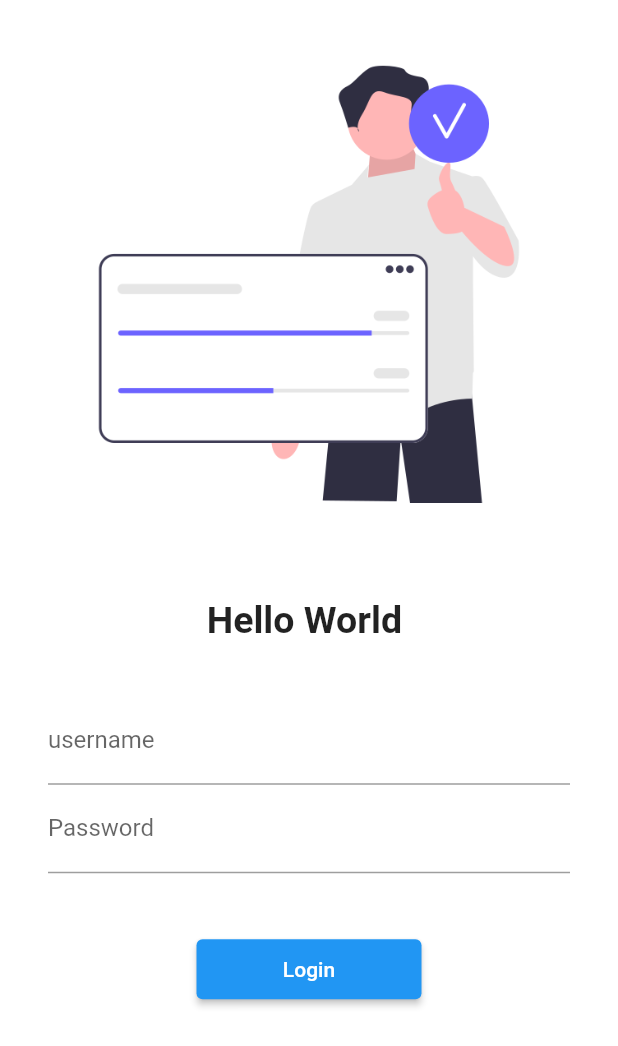
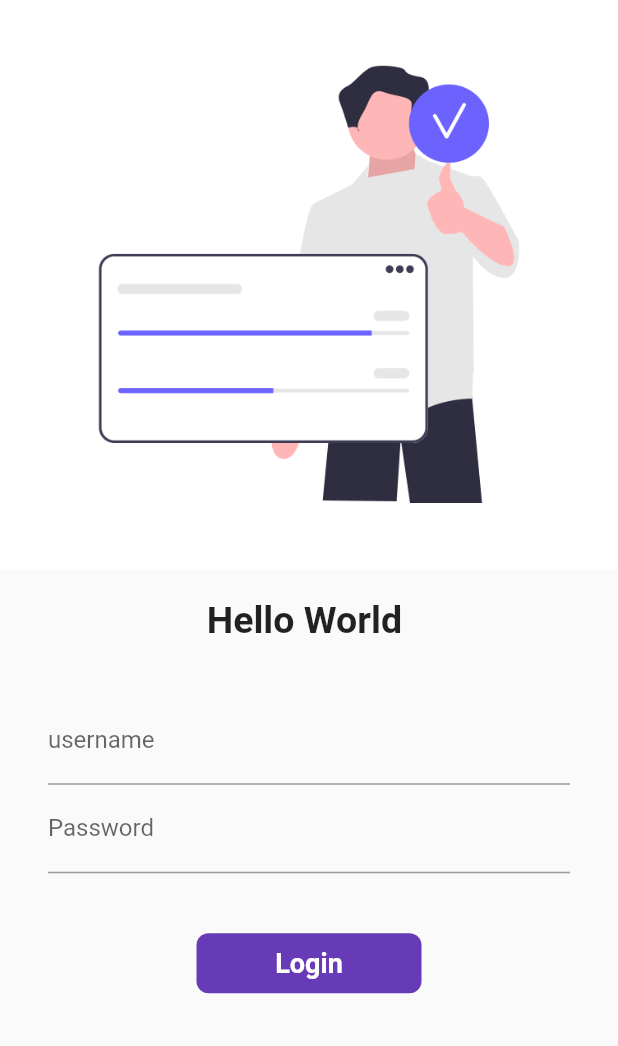
Before and after one commit to nikeshdeula/flutter, a Flutter app: the screen it shows after launch, on a phone screen of 412 x 824 dp. Shown: the top 1046 px of the screen. Run offline on Flutter 3.47's test engine with Material 2 defaults, Android fonts, the phone set to English and light mode, and no system bars.

```diff
--- a/lib/pages/login_page.dart
+++ b/lib/pages/login_page.dart
@@ -12,12 +12,31 @@ class LoginPage extends StatefulWidget {
 
 class _LoginPageState extends State<LoginPage> {
   String name = "";
+  bool changeButton = false;
+
+  final _formkey = GlobalKey<FormState>();
+
+  moveToHome(BuildContext context) async {
+    if (_formkey.currentState!.validate()) {
+      setState(() {
+        changeButton = true;
+      });
+
+      await Future.delayed(Duration(seconds: 1));
+      await Navigator.push(
+          context, MaterialPageRoute(builder: (context) => HomePage()));
+      setState(() {
+        changeButton = false;
+      });
+    }
+  }
 
   @override
   Widget build(BuildContext context) {
-    return Material(
-        color: Colors.white,
-        child: SingleChildScrollView(
+    return Scaffold(
+        body: SingleChildScrollView(
+            child: Form(
+      key: _formkey,
       child: Column(
         children: [
           Image.asset(
@@ -47,6 +66,12 @@ class _LoginPageState extends State<LoginPage> {
                     hintText: "Enter Username",
                     labelText: "username",
                   ),
+                  validator: (value) {
+                    if (value!.isEmpty) {
+                      return "Username cannot be empty";
+                    }
+                    return null;
+                  },
                   onChanged: (value) {
                     name = value;
                     setState(() {});
@@ -58,22 +83,57 @@ class _LoginPageState extends State<LoginPage> {
                     hintText: "Enter Password",
                     labelText: "Password",
                   )),
+                  validator: (value) {
+                    if (value!.isEmpty) {
+                      return "Username cannot be empty";
+                    } else if (value.length < 8) {
+                      return "length should be greater than 8";
+                    }
+                    return null;
+                  },
                 ),
                 SizedBox(
                   height: 40.0,
                 ),
-                  ElevatedButton(
-                    child: Text("Login"),
-                    style: TextButton.styleFrom(minimumSize: Size(150, 40)),
-                    onPressed: () {
-                      Navigator.push(context,
-                          MaterialPageRoute(builder: (context) => HomePage()));
-                    },
+
+                Material(
+                  color: Colors.deepPurple,
+                  borderRadius: BorderRadius.circular(changeButton ? 50 : 8),
+                  child: InkWell(
+                    onTap: () => moveToHome(context),
+                    child: AnimatedContainer(
+                      duration: Duration(seconds: 1),
+                      width: changeButton ? 50 : 150,
+                      height: 40,
+                      alignment: Alignment.center,
+                      child: changeButton
+                          ? Icon(
+                              Icons.done,
+                              color: Colors.white,
                             )
+                          : Text("Login",
+                              style: TextStyle(
+                                color: Colors.white,
+                                fontWeight: FontWeight.bold,
+                                fontSize: 18,
+                              )),
+                    ),
+                  ),
+                )
+
+                // ElevatedButton(
+                //   child: Text("Login"),
+                //   style: TextButton.styleFrom(minimumSize: Size(150, 40)),
+                //   onPressed: () {
+                //     Navigator.push(context,
+                //         MaterialPageRoute(builder: (context) => HomePage()));
+                //   },
+                // )
               ],
             ),
           )
         ],
+      ),
     )));
   }
 }
```
Lines whose indentation alone changed are shown as unchanged.
